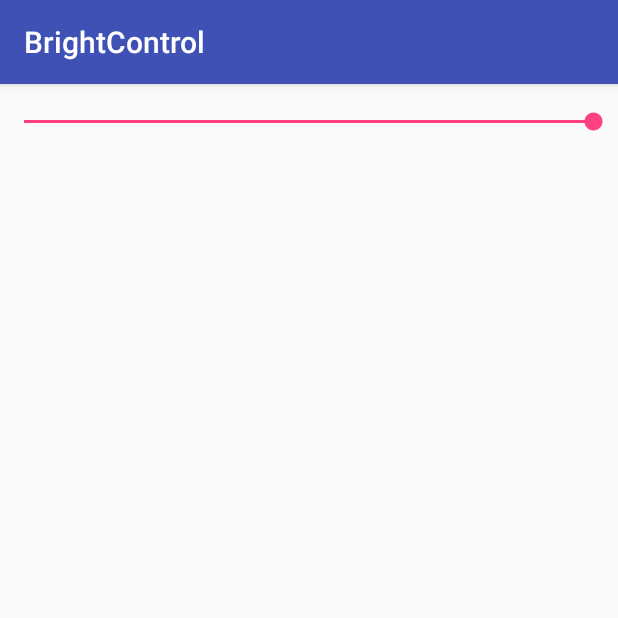
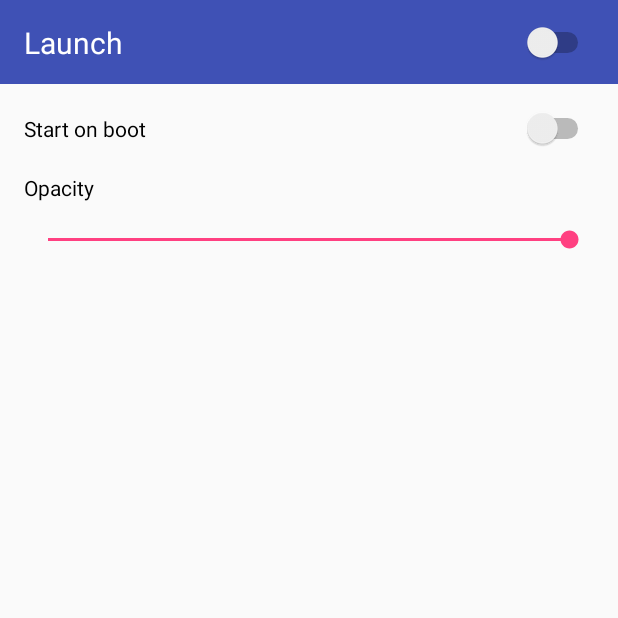
Before and after one commit to KvasMax/BrightControl, an Android app: the screen it shows after launch (SettingsActivity), on a phone screen of 412 x 824 dp, the top half of it. Run offline under Robolectric (Android 15) with nearby library versions, the phone set to English and light mode, and no system bars.

Commit message:
Bunch of improvements

```diff
--- /dev/null
+++ b/app/src/main/java/com/paradise/minimax/brightcontrol/App.kt
@@ -0,0 +1,8 @@
+package com.paradise.minimax.brightcontrol
+
+import android.app.Application
+
+class App : Application() {
+
+
+}
--- a/app/src/main/java/com/paradise/minimax/brightcontrol/data/SettingsManager.kt
+++ b/app/src/main/java/com/paradise/minimax/brightcontrol/data/SettingsManager.kt
@@ -3,15 +3,22 @@ package com.paradise.minimax.brightcontrol.data
 import android.content.Context
 import android.content.SharedPreferences
 
-class SettingsManager private constructor(private val context: Context) : SharedPreferences.OnSharedPreferenceChangeListener {
+class SettingsManager private constructor(
+        context: Context)
+    : SharedPreferences.OnSharedPreferenceChangeListener {
 
     interface Listener {
         fun onTransparencyChanged(value: Float)
     }
 
     companion object {
-        val APP_PREFERENCES_NAME = "APP_SETTINGS"
-        val ATR_OPACITY = "ATR_OPACITY"
+        const val APP_PREFERENCES_NAME = "APP_SETTINGS"
+
+        const val OPACITY_ATR_KEY = "OPACITY_ATR_KEY"
+        const val OPACITY_DEFAULT_VALUE = 1f
+
+        const val START_ON_BOOT_ATR_KEY = "START_ON_BOOT"
+        const val START_ON_BOOT_DEFAULT_VALUE = false
 
         @Volatile
         private var INSTANCE: SettingsManager? = null
@@ -22,42 +29,48 @@ class SettingsManager private constructor(private val context: Context) : Shared
                 }
     }
 
-    val sharedPreferences = context.getSharedPreferences(APP_PREFERENCES_NAME, Context.MODE_PRIVATE)
+    private val sharedPreferences: SharedPreferences = context.getSharedPreferences(APP_PREFERENCES_NAME, Context.MODE_PRIVATE)
 
-    init {
-        sharedPreferences.registerOnSharedPreferenceChangeListener(this)
-    }
-
-    protected fun finalize() {
-        sharedPreferences.unregisterOnSharedPreferenceChangeListener(this)
-    }
-
-
-    val listeners = mutableListOf<Listener>()
+    private val listeners = mutableListOf<Listener>()
 
     fun addListener(listener: Listener) {
+        if (listeners.isEmpty()) {
+            sharedPreferences.registerOnSharedPreferenceChangeListener(this)
+        }
         listeners.add(listener)
     }
 
     fun removeListener(listener: Listener) {
         listeners.remove(listener)
+        if (listeners.isEmpty()) {
+            sharedPreferences.unregisterOnSharedPreferenceChangeListener(this)
+        }
     }
 
     private fun applyChangesToListeners(action: (Listener) -> Unit) {
         listeners.forEach(action)
     }
 
-    override fun onSharedPreferenceChanged(sharedPreferences: SharedPreferences?, key: String?) {
+    override fun onSharedPreferenceChanged(sharedPreferences: SharedPreferences, key: String) {
+        when (key) {
+            OPACITY_ATR_KEY -> applyChangesToListeners { it.onTransparencyChanged(sharedPreferences.getFloat(OPACITY_ATR_KEY, OPACITY_DEFAULT_VALUE)) }
+        }
+    }
 
-    }
+    var startOnBoot: Boolean
+        get() {
+            return sharedPreferences.getBoolean(START_ON_BOOT_ATR_KEY, START_ON_BOOT_DEFAULT_VALUE)
+        }
+        set(value) {
+            sharedPreferences.edit().putBoolean(START_ON_BOOT_ATR_KEY, value).apply()
+        }
 
     var opacity: Float
         get() {
-            return sharedPreferences.getFloat(ATR_OPACITY, 1f)
+            return sharedPreferences.getFloat(OPACITY_ATR_KEY, OPACITY_DEFAULT_VALUE)
         }
         set(value) {
-            sharedPreferences.edit().putFloat(ATR_OPACITY, value).apply()
-            applyChangesToListeners({ it.onTransparencyChanged(value) })
+            sharedPreferences.edit().putFloat(OPACITY_ATR_KEY, value).apply()
         }
 
 }
--- a/app/src/main/java/com/paradise/minimax/brightcontrol/view/SettingsActivity.kt
+++ b/app/src/main/java/com/paradise/minimax/brightcontrol/view/SettingsActivity.kt
@@ -21,12 +21,11 @@ class SettingsActivity : AppCompatActivity() {
         setContentView(R.layout.activity_settings)
         initListeners()
         initViews()
-        if (shouldAskPermissions()) {
-            askPermissions()
-        } else {
-            launchService()
-        }
+    }
 
+    override fun onStart() {
+        super.onStart()
+        launchSwitch.isChecked = BrightControlService.isRunning
     }
 
     private fun initListeners() {
@@ -41,10 +40,28 @@ class SettingsActivity : AppCompatActivity() {
             override fun onStopTrackingTouch(seekBar: SeekBar?) {
             }
         })
+        launchSwitch.setOnClickListener {
+            if (launchSwitch.isChecked) {
+                checkPermissionsAndLaunchService()
+            } else {
+                terminateService()
+                launchSwitch.isChecked = false
+            }
+        }
+        startOnBootSwitch.setOnCheckedChangeListener { _, isChecked -> settingsManager.startOnBoot = isChecked }
     }
 
     private fun initViews() {
         opacitySeekBar.progress = (settingsManager.opacity * 100).toInt()
+        startOnBootSwitch.isChecked = settingsManager.startOnBoot
+    }
+
+    private fun checkPermissionsAndLaunchService() {
+        if (shouldAskPermissions()) {
+            askPermissions()
+        } else {
+            launchService()
+        }
     }
 
     private fun askPermissions() {
@@ -79,9 +96,14 @@ class SettingsActivity : AppCompatActivity() {
     }
 
     private fun launchService() {
-        val intent = Intent(applicationContext, BrightControlService::class.java)
+        launchSwitch.isChecked = true
+        val intent = Intent(this, BrightControlService::class.java)
         startService(intent)
     }
 
+    private fun terminateService() {
+        val intent = Intent(this, BrightControlService::class.java)
+        stopService(intent)
+    }
 
 }
--- a/app/src/main/res/layout/activity_settings.xml
+++ b/app/src/main/res/layout/activity_settings.xml
@@ -6,6 +6,48 @@
     android:layout_height="match_parent"
     tools:context=".view.SettingsActivity">
 
+    <View
+        android:id="@+id/toolbarView"
+        android:layout_width="0dp"
+        android:layout_height="?attr/actionBarSize"
+        android:background="@color/colorPrimary"
+        app:layout_constraintLeft_toLeftOf="parent"
+        app:layout_constraintRight_toRightOf="parent"
+        app:layout_constraintTop_toTopOf="parent" />
+
+    <Switch
+        android:id="@+id/launchSwitch"
+        android:layout_width="0dp"
+        android:layout_height="wrap_content"
+        android:layout_margin="@dimen/spacing_normal"
+        android:text="Launch"
+        android:textColor="@android:color/white"
+        android:textSize="20sp"
+        app:layout_constraintBottom_toBottomOf="@+id/toolbarView"
+        app:layout_constraintLeft_toLeftOf="@+id/toolbarView"
+        app:layout_constraintRight_toRightOf="@+id/toolbarView"
+        app:layout_constraintTop_toTopOf="@+id/toolbarView" />
+
+    <Switch
+        android:id="@+id/startOnBootSwitch"
+        android:layout_width="0dp"
+        android:layout_height="wrap_content"
+        android:layout_marginTop="@dimen/spacing_normal"
+        android:text="Start on boot"
+        app:layout_constraintLeft_toLeftOf="@+id/launchSwitch"
+        app:layout_constraintRight_toRightOf="@+id/launchSwitch"
+        app:layout_constraintTop_toBottomOf="@+id/toolbarView" />
+
+    <TextView
+        android:id="@+id/opacityTitleTextView"
+        android:layout_width="wrap_content"
+        android:layout_height="wrap_content"
+        android:layout_marginTop="@dimen/spacing_normal"
+        android:text="Opacity"
+        android:textColor="@android:color/black"
+        app:layout_constraintLeft_toLeftOf="@+id/startOnBootSwitch"
+        app:layout_constraintTop_toBottomOf="@+id/startOnBootSwitch" />
+
     <SeekBar
         android:id="@+id/opacitySeekBar"
         android:layout_width="0dp"
@@ -13,8 +55,8 @@
         android:layout_marginTop="@dimen/spacing_normal"
         android:max="100"
         android:progress="5"
-        app:layout_constraintLeft_toLeftOf="parent"
-        app:layout_constraintRight_toRightOf="parent"
-        app:layout_constraintTop_toTopOf="parent" />
+        app:layout_constraintLeft_toLeftOf="@+id/launchSwitch"
+        app:layout_constraintRight_toRightOf="@+id/launchSwitch"
+        app:layout_constraintTop_toBottomOf="@+id/opacityTitleTextView" />
 
 </android.support.constraint.ConstraintLayout>
--- a/app/src/main/res/values/styles.xml
+++ b/app/src/main/res/values/styles.xml
@@ -1,8 +1,6 @@
 <resources>
 
-    <!-- Base application theme. -->
-    <style name="AppTheme" parent="Theme.AppCompat.Light.DarkActionBar">
-        <!-- Customize your theme here. -->
+    <style name="AppTheme" parent="Theme.AppCompat.Light.NoActionBar">
         <item name="colorPrimary">@color/colorPrimary</item>
         <item name="colorPrimaryDark">@color/colorPrimaryDark</item>
         <item name="colorAccent">@color/colorAccent</item>
--- a/build.gradle
+++ b/build.gradle
@@ -1,13 +1,13 @@
 // Top-level build file where you can add configuration options common to all sub-projects/modules.
 
 buildscript {
-    ext.kotlin_version = '1.2.30'
+    ext.kotlin_version = '1.3.10'
     repositories {
         google()
         jcenter()
     }
     dependencies {
-        classpath 'com.android.tools.build:gradle:3.1.3'
+        classpath 'com.android.tools.build:gradle:3.2.1'
         classpath "org.jetbrains.kotlin:kotlin-gradle-plugin:$kotlin_version"
 
         // NOTE: Do not place your application dependencies here; they belong
```
Also changed, not shown: app/src/main/AndroidManifest.xml (+14 -4 lines), app/src/main/java/com/paradise/minimax/brightcontrol/data/BootReceiver.kt (added, +14 -0 lines), app/src/main/java/com/paradise/minimax/brightcontrol/data/BrightControlService.kt (+8 -3 lines), app/src/main/java/com/paradise/minimax/brightcontrol/view/WindowManipulator.kt (+8 -7 lines), gradle/wrapper/gradle-wrapper.properties.
